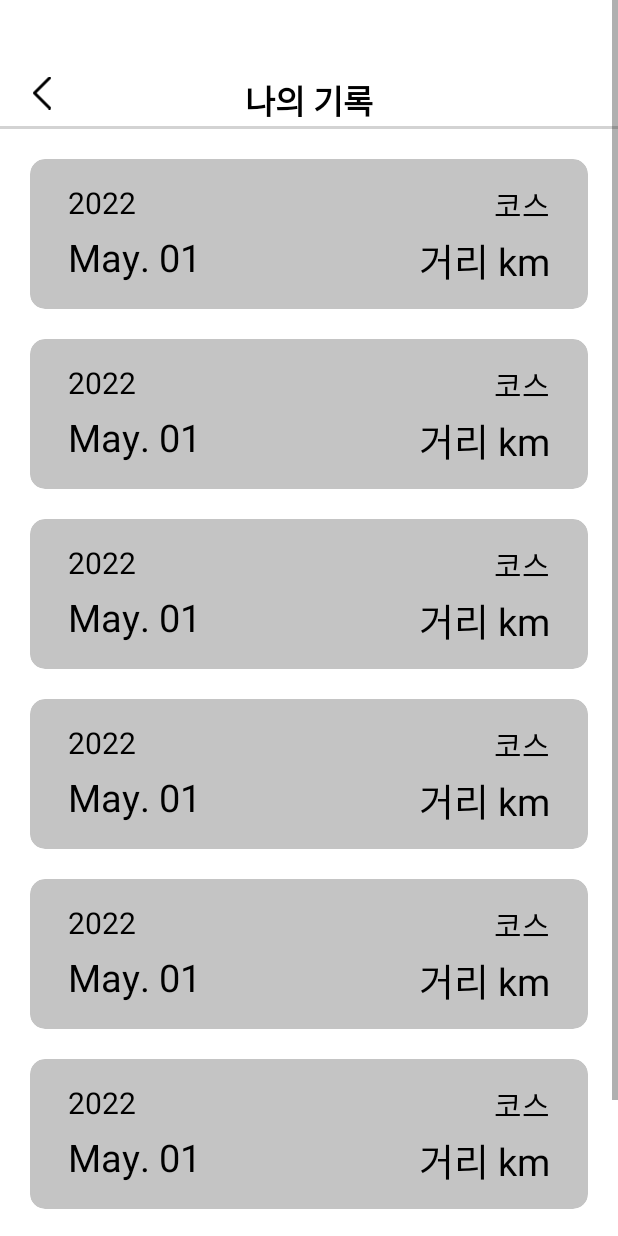
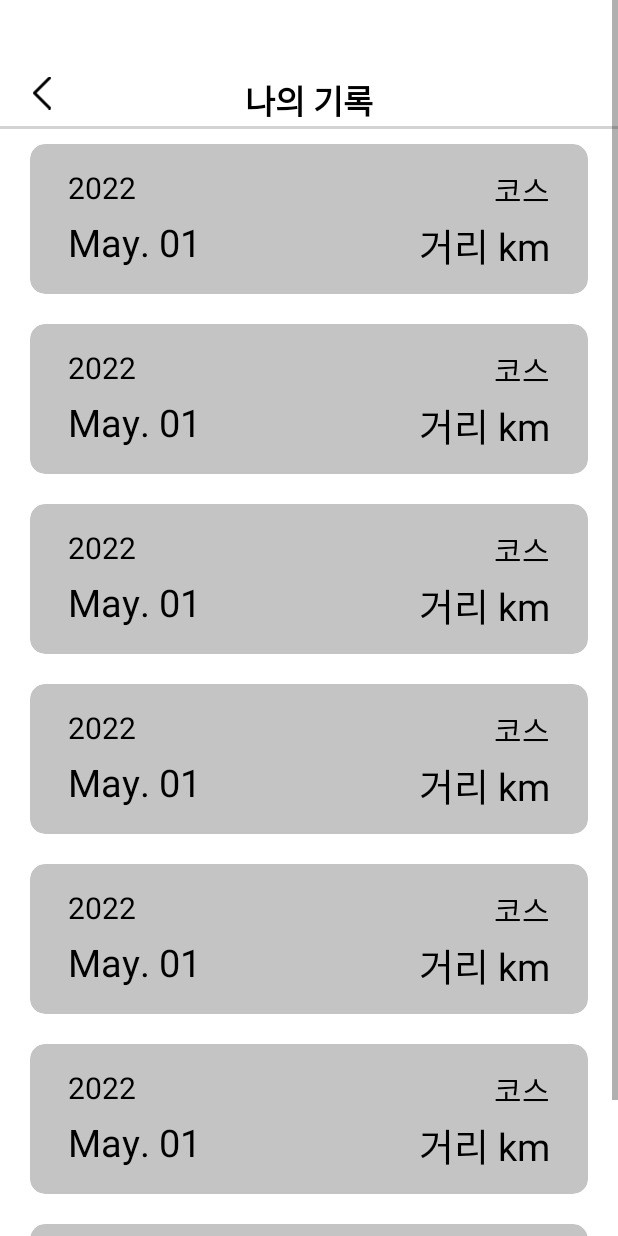
Before and after one commit to Donggrami/Donggrami-Earth1round-AOS, an Android app: the fragment CharacterFragment placed in its activity, after a tap on an icon or button, on a phone screen of 412 x 824 dp. Run offline under Robolectric (Android 15) with nearby library versions, the phone set to English and light mode, and no system bars.

Commit message:
modify detail

```diff
--- a/app/src/main/java/com/example/earth1round_aos/main/character/CharacterFragment.kt
+++ b/app/src/main/java/com/example/earth1round_aos/main/character/CharacterFragment.kt
@@ -26,10 +26,6 @@ class CharacterFragment : Fragment() {
 
 
         //화면 넘어가기
-<<<<<<< HEAD
-
-=======
->>>>>>> 112ff21f4ea313cc279d8f7c04693a034fece0e8
         binding.characterHamburgerBtnIv.setOnClickListener {
             startActivity(Intent(requireActivity(), SettingActivity::class.java))
         }
--- a/app/src/main/java/com/example/earth1round_aos/main/character/CharacterSelectFragment.kt
+++ b/app/src/main/java/com/example/earth1round_aos/main/character/CharacterSelectFragment.kt
@@ -45,8 +45,6 @@ class CharacterSelectFragment : Fragment() {
             add(Select(R.drawable.img_character_character))
             add(Select(R.drawable.img_character_character))
             add(Select(R.drawable.img_character_character))
-
-
         }
 
         val selectRVAdapter = SelectRVAdapter(selectDatas)
--- a/app/src/main/res/layout/fragment_character_prize_item.xml
+++ b/app/src/main/res/layout/fragment_character_prize_item.xml
@@ -11,7 +11,7 @@
         android:layout_height="100dp"
         android:layout_marginStart="20dp"
         android:layout_marginEnd="20dp"
-        android:layout_marginTop="20dp"
+        android:layout_marginTop="10dp"
         app:cardCornerRadius="10dp"
         app:cardElevation="0dp"
         app:cardBackgroundColor="@color/dark_gray"
@@ -78,4 +78,9 @@
         app:layout_constraintEnd_toEndOf="@id/character_prize_item_cv"
         app:layout_constraintTop_toBottomOf="@id/character_prize_item_year_tv"/>
 
+    <LinearLayout
+        android:layout_width="match_parent"
+        android:layout_height="10dp"
+        app:layout_constraintTop_toBottomOf="@id/character_prize_item_cv"/>
+
 </androidx.constraintlayout.widget.ConstraintLayout>
--- a/app/src/main/res/layout/fragment_character_select_item.xml
+++ b/app/src/main/res/layout/fragment_character_select_item.xml
@@ -9,8 +9,7 @@
         android:id="@+id/character_select_item_cv"
         android:layout_width="110dp"
         android:layout_height="130dp"
-        android:layout_marginStart="20dp"
-        android:layout_marginEnd="20dp"
+        android:layout_marginStart="15dp"
         android:layout_marginTop="20dp"
         app:cardCornerRadius="10dp"
         app:cardElevation="0dp"
```
